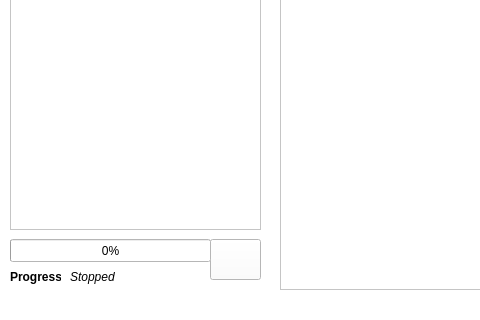
Before: the Qt Designer form main.ui in SGLMaster/WordFrequencyAnalyzer, drawn with Qt 5; both pictures show x 0 to 480 and y 280 to 600 of the 580 by 600 pixel window.
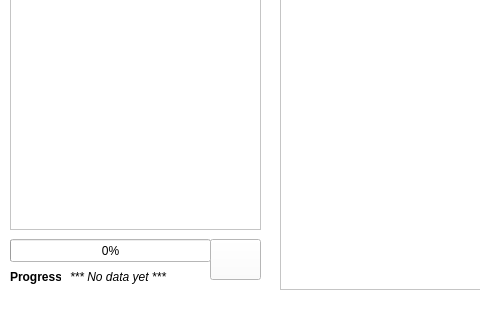
After: the same form once the commit is applied. Icons and pictures are not drawn.

```diff
--- a/main.ui
+++ b/main.ui
@@ -476,7 +476,7 @@
      </font>
     </property>
     <property name="text">
-     <string>Stopped</string>
+     <string>*** No data yet ***</string>
     </property>
    </widget>
   </widget>
```
